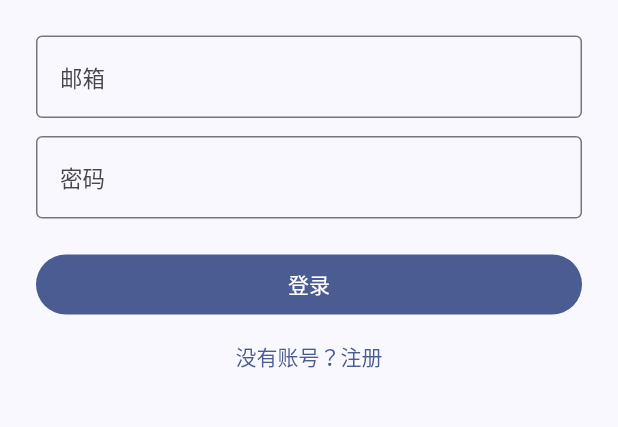
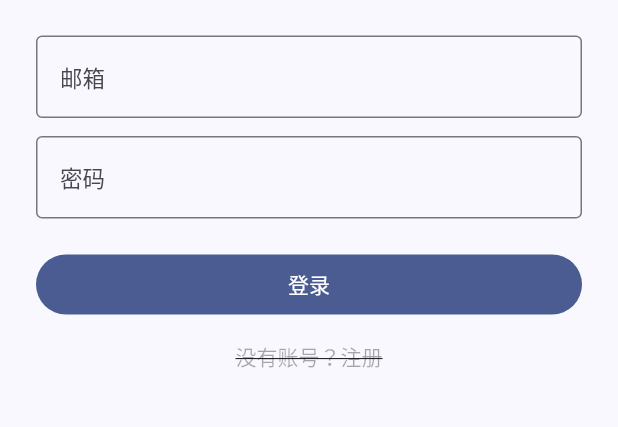
Before and after one commit to Lhai0704/diurna, a Flutter app: the screen it shows after launch, on a phone screen of 412 x 824 dp, the part 443-870 px from its top. Run offline on Flutter 3.47's test engine with Material 3 defaults, Android fonts, the phone set to English and light mode, and no system bars; our stand-ins replace drift, drift_flutter, flutter_dotenv, flutter_riverpod, go_router, supabase_flutter; accounts and stored records are empty; generated files the repository leaves out were written again; Roboto replaces fonts that are missing (Microsoft YaHei UI).

Commit message:
Disable public registration link

```diff
--- a/lib/features/auth/presentation/auth_form.dart
+++ b/lib/features/auth/presentation/auth_form.dart
@@ -123,9 +123,13 @@ class _AuthFormState extends ConsumerState<AuthForm> {
                         : Text(isLogin ? '登录' : '注册'),
                   ),
                   TextButton(
-                    onPressed: () =>
-                        context.go(isLogin ? '/register' : '/login'),
-                    child: Text(isLogin ? '没有账号？注册' : '已有账号？登录'),
+                    onPressed: isLogin ? null : () => context.go('/login'),
+                    child: Text(
+                      isLogin ? '没有账号？注册' : '已有账号？登录',
+                      style: TextStyle(
+                        decoration: isLogin ? TextDecoration.lineThrough : null,
+                      ),
+                    ),
                   ),
                 ],
               ),
```
Also changed, not shown: 1 other file.
